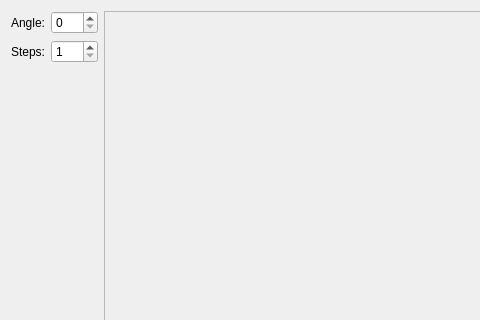
Above: rotations/rotationdialog.ui from jowin202/OpenSprite before the change; both pictures show x 0 to 480 and y 0 to 320 of the 651 by 507 pixel window. Below: the same form after it.
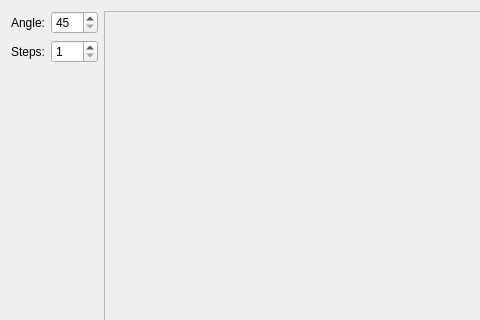
That is the form after the change. Icons and pictures are not drawn.

Diff of the .ui file:
```diff
--- a/rotations/rotationdialog.ui
+++ b/rotations/rotationdialog.ui
@@ -62,6 +62,9 @@
      </item>
      <item row="0" column="1">
       <widget class="QSpinBox" name="spin_angle">
+       <property name="minimum">
+        <number>45</number>
+       </property>
        <property name="maximum">
         <number>360</number>
        </property>
```
